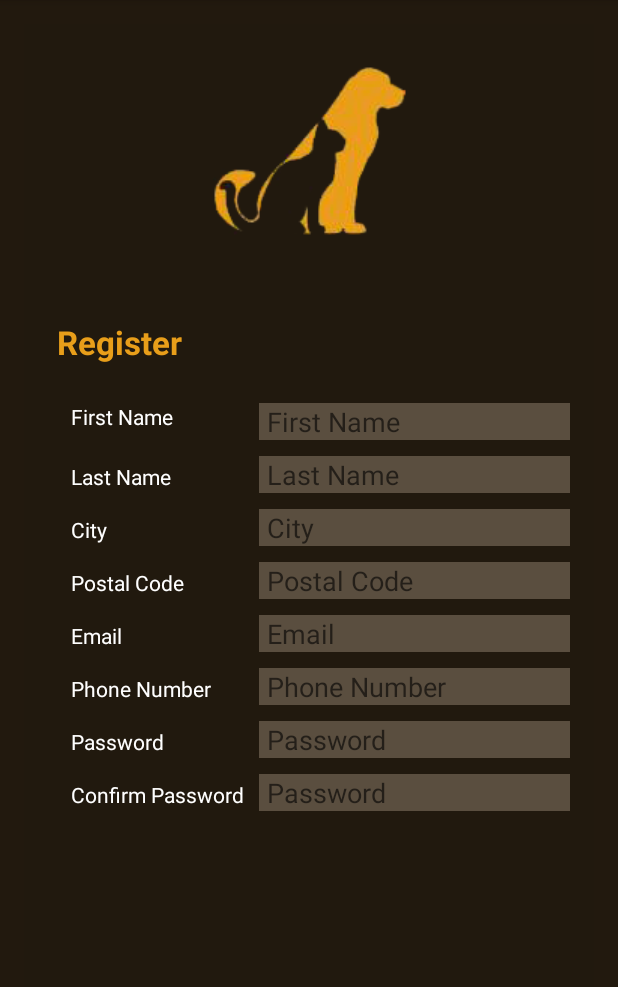
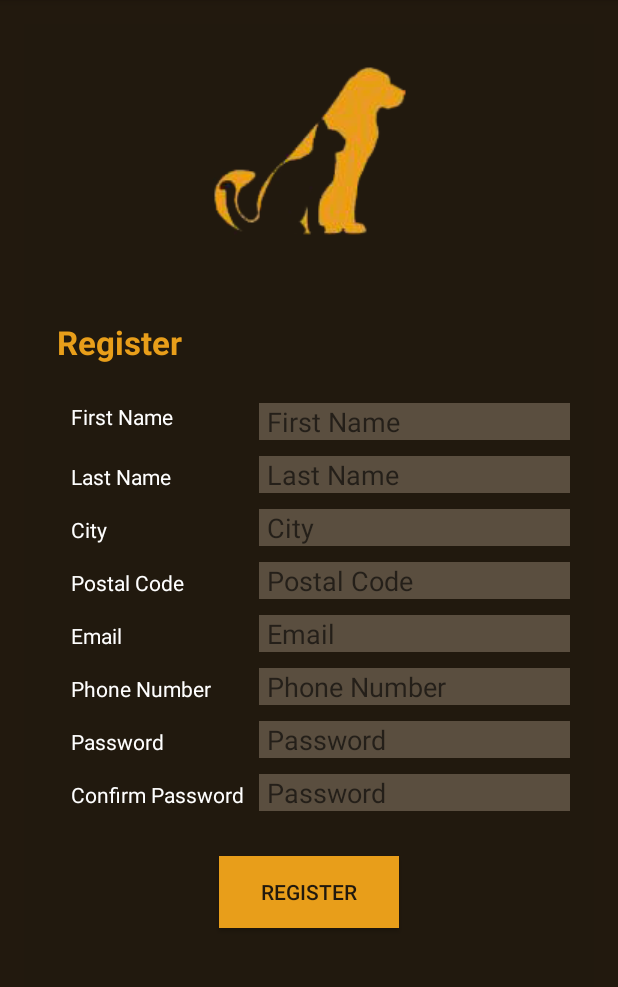
Before and after one commit to pbrooker/PetShout, an Android app: the fragment RegistrationFragment placed in its activity, on a phone screen of 412 x 824 dp, the part 84-1071 px from its top. Run offline under Robolectric (Android 15) with nearby library versions, the phone set to English and light mode, and no system bars.

Commit message:
updated registration fragments

```diff
--- a/app/src/main/res/layout/fragment_registration.xml
+++ b/app/src/main/res/layout/fragment_registration.xml
@@ -5,7 +5,6 @@
     android:layout_height="match_parent"
     tools:context="com.codeitonce.petshout.RegistrationFragment"
     android:background="#21190e">
-
 
 
     <ImageView
@@ -25,6 +24,7 @@
         android:layout_below="@+id/cat_dog_profile"
         android:id="@+id/scroll_view"
         android:layout_margin="16dp">
+
 
         <TableLayout
             android:layout_width="match_parent"
@@ -289,26 +289,6 @@
         </TableRow>
 
 
-            <LinearLayout
-            android:orientation="horizontal"
-            android:layout_width="wrap_content"
-            android:layout_height="match_parent"
-            android:layout_span="2"
-            android:gravity="center"
-            android:paddingTop="16dp"
-            android:visibility="invisible">
-
-                <Button
-                    style="@style/ActionButton"
-                    android:text="@string/register_button"
-                    android:id="@+id/register_button"
-                    android:textColor="#21190e"
-                    android:background="#e89e1a"
-                    android:layout_gravity="center"
-                    android:layout_below="@+id/scroll_view_registration"
-                    android:layout_centerHorizontal="true"/>
-            </LinearLayout>
-
             <TableRow
                 android:layout_width="match_parent"
                 android:layout_height="match_parent">
@@ -320,10 +300,33 @@
                     android:textAlignment="center"
                     android:layout_span="2"
                     android:textColor="#ffffff"/>
+
+
             </TableRow>
+            <TableRow
+                android:layout_width="match_parent"
+                android:layout_height="match_parent"
+                android:layout_gravity="center_horizontal"
+                android:gravity="center_horizontal">
+
+
+                    <Button
+                        style="@style/ActionButton"
+                        android:text="@string/register_button"
+                        android:id="@+id/register_button"
+                        android:textColor="#21190e"
+                        android:background="#e89e1a"
+                        android:layout_gravity="center"
+                        android:layout_below="@+id/scroll_view_registration"
+                        android:layout_centerHorizontal="true"/>
+
+            </TableRow>
+
 
 
         </TableLayout>
     </ScrollView>
 
+
+
 </RelativeLayout>
```
